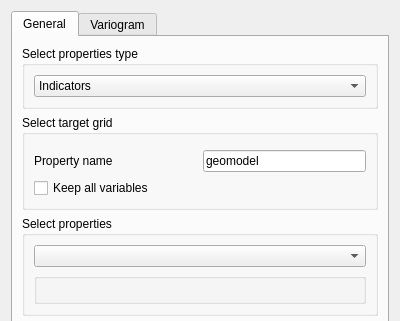
Before: the Qt Designer form ui/deterministic.ui in robertorolo/LPM-Geomod_Suite, drawn with Qt 5; both pictures show x 0 to 400 and y 0 to 321 of the 400 by 785 pixel window.
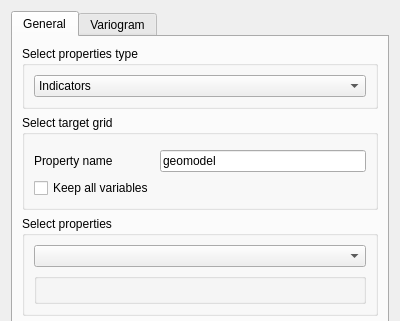
After: the same form once the commit is applied. Custom widgets are drawn as their Qt base class.

What changed in the file:
```diff
--- a/ui/deterministic.ui
+++ b/ui/deterministic.ui
@@ -222,7 +222,7 @@
           <item row="3" column="1">
            <widget class="QLineEdit" name="lineEdit">
             <property name="sizePolicy">
-             <sizepolicy hsizetype="Preferred" vsizetype="Fixed">
+             <sizepolicy hsizetype="Expanding" vsizetype="Fixed">
               <horstretch>0</horstretch>
               <verstretch>0</verstretch>
              </sizepolicy>
```
Left out of the diff: 41 changed lines with no effect on the pictures.
